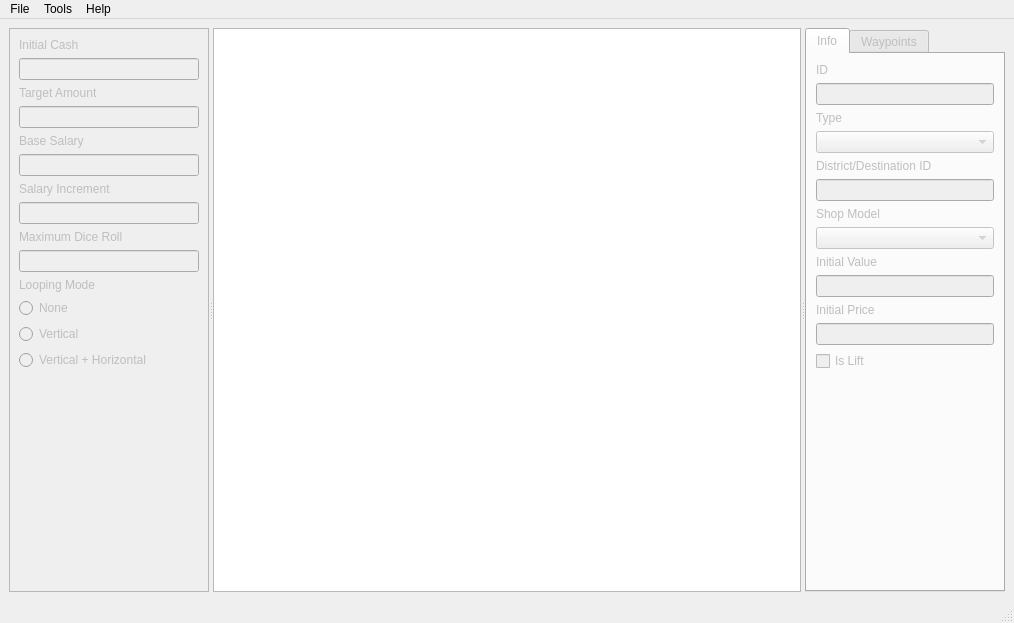
Before: the Qt Designer form mainwindow.ui in FortuneStreetModding/fortune-avenue-qt, drawn with Qt 5.
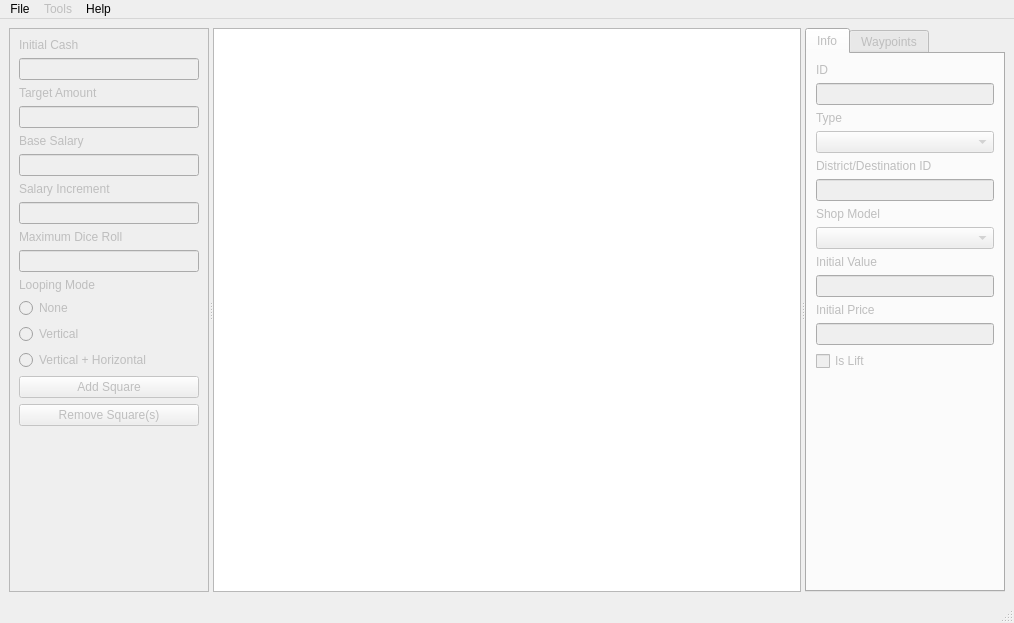
After: the same form once the commit is applied.

Commit message: implement adding and removing of squares

What changed in the file:
```diff
--- a/mainwindow.ui
+++ b/mainwindow.ui
@@ -130,6 +130,26 @@
           </attribute>
          </widget>
         </item>
+        <item>
+         <widget class="QPushButton" name="addSquare">
+          <property name="text">
+           <string>Add Square</string>
+          </property>
+          <property name="shortcut">
+           <string>Ctrl+E</string>
+          </property>
+         </widget>
+        </item>
+        <item>
+         <widget class="QPushButton" name="removeSquare">
+          <property name="text">
+           <string>Remove Square(s)</string>
+          </property>
+          <property name="shortcut">
+           <string>Backspace</string>
+          </property>
+         </widget>
+        </item>
         <item>
          <spacer name="verticalSpacer">
           <property name="orientation">
@@ -476,6 +496,9 @@
     <addaction name="actionSave_As"/>
    </widget>
    <widget class="QMenu" name="menuTools">
+    <property name="enabled">
+     <bool>false</bool>
+    </property>
     <property name="title">
      <string>Tools</string>
     </property>
```
Left out of the diff: 6 changed lines with no effect on the pictures. The commit also changes 5 other files.
